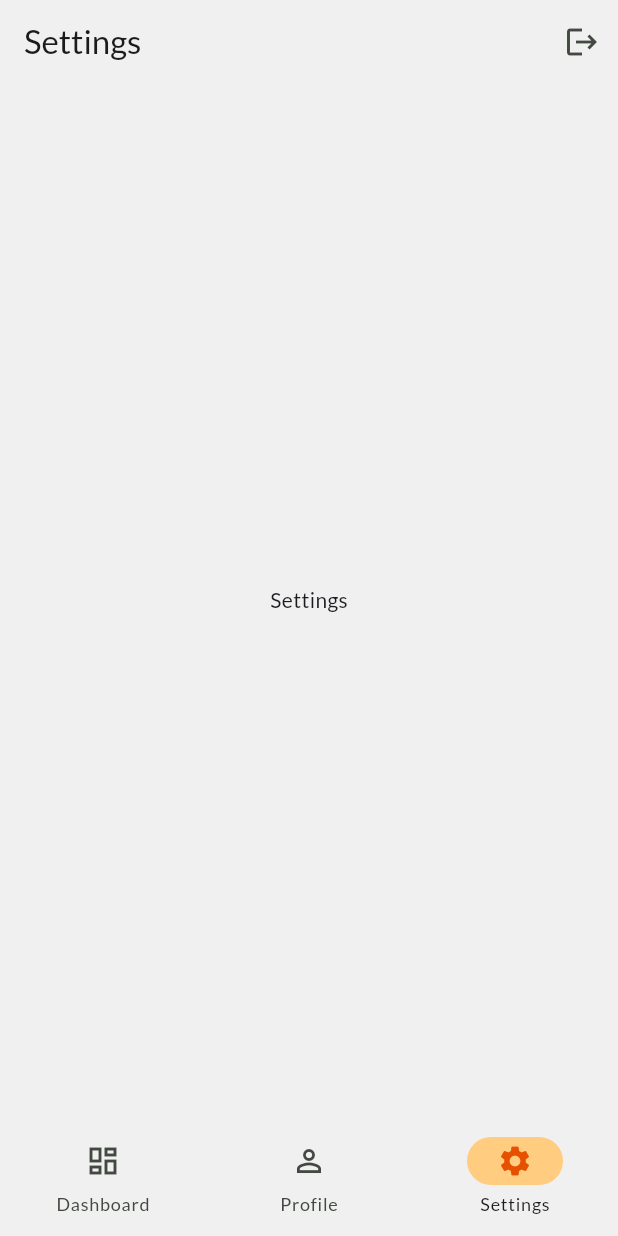
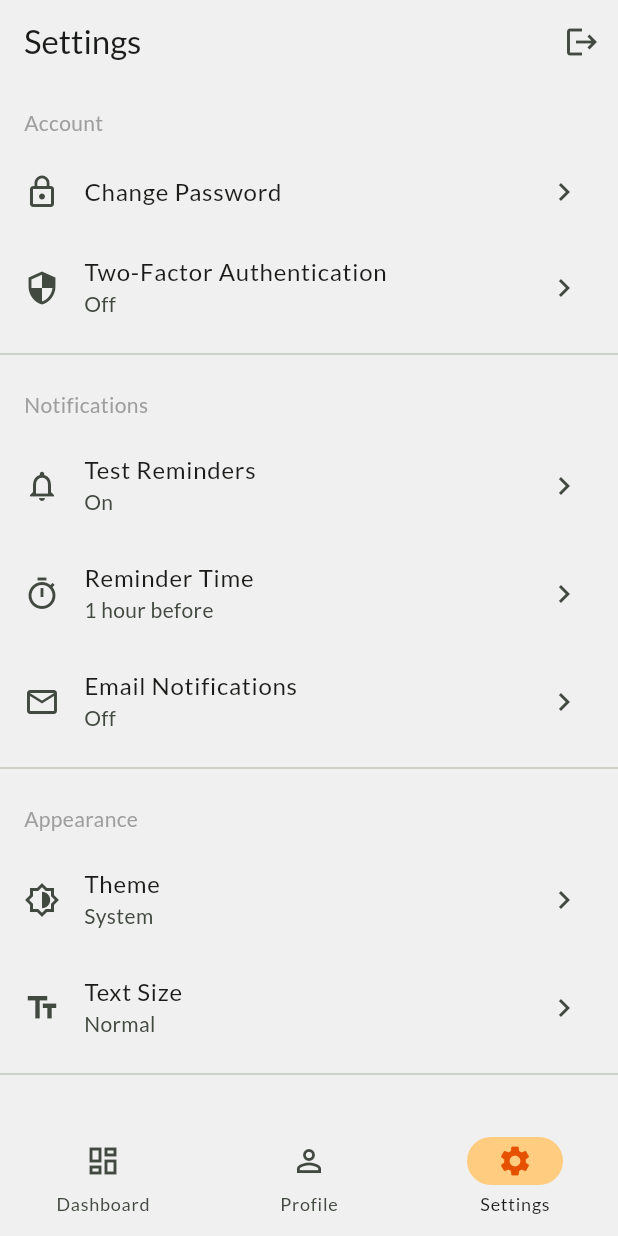
Before and after one commit to EV-OD/testpoint, a Flutter app: the StudentDashboard screen opened by its route, item 3 of the bottom bar chosen, on a phone screen of 412 x 824 dp. Run offline on Flutter 3.47's test engine with Material 3 defaults, Android fonts, the phone set to English and light mode, and no system bars; our stand-ins replace go_router, google_fonts, shared_preferences; accounts and stored records are empty.

Commit message:
feat: updated student profile and settings

```diff
--- a/lib/features/student/screens/student_dashboard.dart
+++ b/lib/features/student/screens/student_dashboard.dart
@@ -3,6 +3,8 @@ import 'package:flutter/material.dart';
 import 'package:provider/provider.dart';
 import 'package:testpoint/providers/auth_provider.dart';
 import 'package:testpoint/features/student/widgets/student_test_list.dart';
+import 'package:testpoint/features/student/screens/student_profile.dart';
+import 'package:testpoint/features/student/screens/student_settings.dart';
 
 enum NavigationTab { dashboard, profile, settings }
 
@@ -81,17 +83,11 @@ class _StudentDashboardState extends State<StudentDashboard> {
   }
 
   Widget _buildProfileContent() {
-    return const Center(
-      child: Text('Profile'),
-      // TODO: Implement profile screen
-    );
+    return const StudentProfile();
   }
 
   Widget _buildSettingsContent() {
-    return const Center(
-      child: Text('Settings'),
-      // TODO: Implement settings screen
-    );
+    return const StudentSettings();
   }
 
   @override
--- /dev/null
+++ b/lib/features/student/screens/student_settings.dart
@@ -0,0 +1,177 @@
+import 'package:flutter/material.dart';
+
+class StudentSettings extends StatelessWidget {
+  const StudentSettings({super.key});
+
+  @override
+  Widget build(BuildContext context) {
+    return ListView(
+      children: [
+        _buildSection(
+          title: 'Account',
+          items: [
+            _SettingsItem(
+              icon: Icons.lock_outline,
+              title: 'Change Password',
+              onTap: () {
+                // TODO: Implement password change
+              },
+            ),
+            _SettingsItem(
+              icon: Icons.security,
+              title: 'Two-Factor Authentication',
+              subtitle: 'Off',
+              onTap: () {
+                // TODO: Implement 2FA settings
+              },
+            ),
+          ],
+        ),
+        _buildSection(
+          title: 'Notifications',
+          items: [
+            _SettingsItem(
+              icon: Icons.notifications_outlined,
+              title: 'Test Reminders',
+              subtitle: 'On',
+              onTap: () {
+                // TODO: Implement notification settings
+              },
+            ),
+            _SettingsItem(
+              icon: Icons.timer_outlined,
+              title: 'Reminder Time',
+              subtitle: '1 hour before',
+              onTap: () {
+                // TODO: Implement reminder time settings
+              },
+            ),
+            _SettingsItem(
+              icon: Icons.email_outlined,
+              title: 'Email Notifications',
+              subtitle: 'Off',
+              onTap: () {
+                // TODO: Implement email settings
+              },
+            ),
+          ],
+        ),
+        _buildSection(
+          title: 'Appearance',
+          items: [
+            _SettingsItem(
+              icon: Icons.brightness_6_outlined,
+              title: 'Theme',
+              subtitle: 'System',
+              onTap: () {
+                // TODO: Implement theme settings
+              },
+            ),
+            _SettingsItem(
+              icon: Icons.text_fields,
+              title: 'Text Size',
+              subtitle: 'Normal',
+              onTap: () {
+                // TODO: Implement text size settings
+              },
+            ),
+          ],
+        ),
+        _buildSection(
+          title: 'Test Preferences',
+          items: [
+            _SettingsItem(
+              icon: Icons.speed,
+              title: 'Auto Submit',
+              subtitle: 'When time expires',
+              onTap: () {
+                // TODO: Implement auto submit settings
+              },
+            ),
+            _SettingsItem(
+              icon: Icons.timer,
+              title: 'Show Time Remaining',
+              subtitle: 'Always',
+              onTap: () {
+                // TODO: Implement timer visibility settings
+              },
+            ),
+          ],
+        ),
+        _buildSection(
+          title: 'About',
+          items: [
+            _SettingsItem(
+              icon: Icons.info_outline,
+              title: 'Version',
+              subtitle: '1.0.0',
+            ),
+            _SettingsItem(
+              icon: Icons.help_outline,
+              title: 'Help',
+              onTap: () {
+                // TODO: Implement help screen
+              },
+            ),
+            _SettingsItem(
+              icon: Icons.policy,
+              title: 'Privacy Policy',
+              onTap: () {
+                // TODO: Show privacy policy
+              },
+            ),
+          ],
+        ),
+      ],
+    );
+  }
+
+  Widget _buildSection({
+    required String title,
+    required List<_SettingsItem> items,
+  }) {
+    return Column(
+      crossAxisAlignment: CrossAxisAlignment.start,
+      children: [
+        Padding(
+          padding: const EdgeInsets.fromLTRB(16, 16, 16, 8),
+          child: Text(
+            title,
+            style: const TextStyle(
+              fontSize: 14,
+              fontWeight: FontWeight.w500,
+              color: Colors.grey,
+            ),
+          ),
+        ),
+        ...items,
+        const Divider(),
+      ],
+    );
+  }
+}
+
+class _SettingsItem extends StatelessWidget {
+  final IconData icon;
+  final String title;
+  final String? subtitle;
+  final VoidCallback? onTap;
+
+  const _SettingsItem({
+    required this.icon,
+    required this.title,
+    this.subtitle,
+    this.onTap,
+  });
+
+  @override
+  Widget build(BuildContext context) {
+    return ListTile(
+      leading: Icon(icon),
+      title: Text(title),
+      subtitle: subtitle != null ? Text(subtitle!) : null,
+      trailing: onTap != null ? const Icon(Icons.chevron_right) : null,
+      onTap: onTap,
+    );
+  }
+}
```
Also changed, not shown: lib/features/student/screens/student_profile.dart (added, +115 -0 lines).
